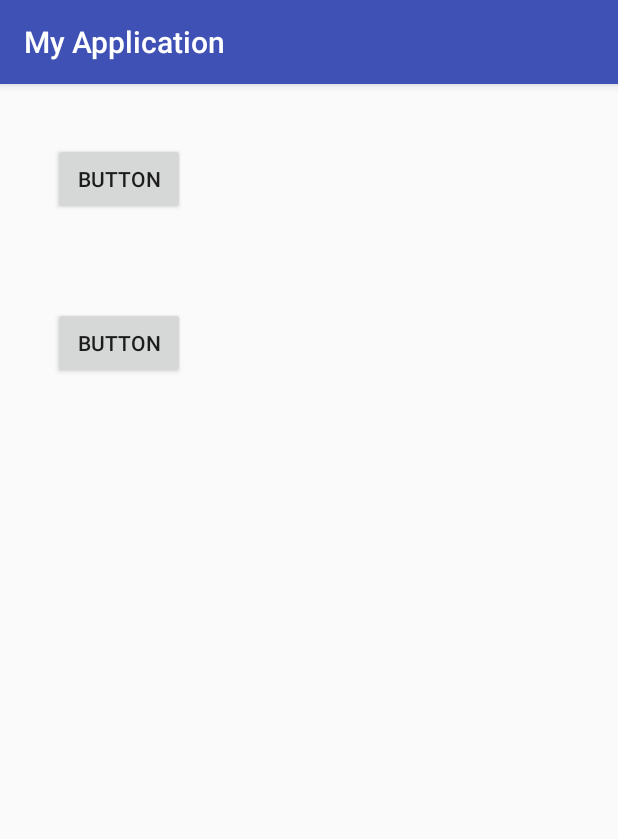
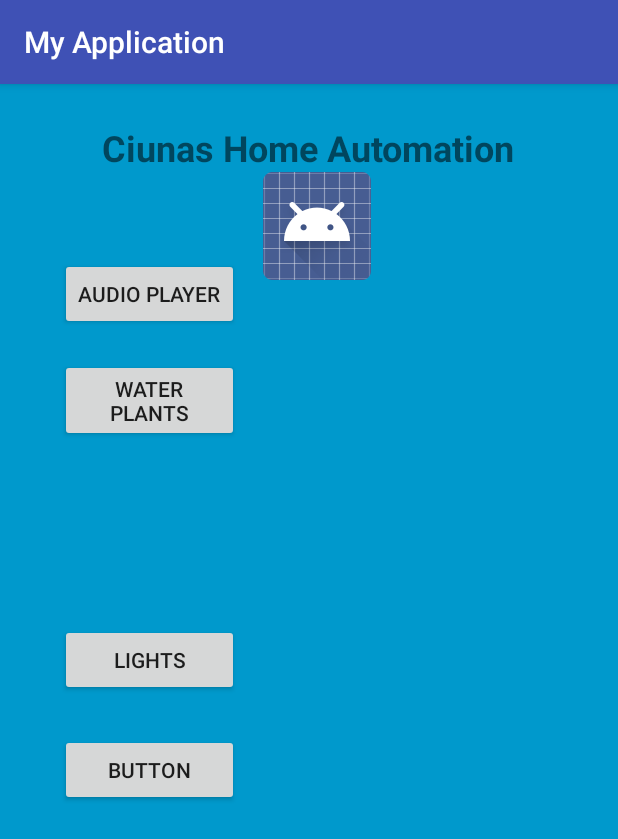
Before and after one commit to Ciunas/homeAutomation, an Android app: the screen it shows after launch (MainActivity), after a tap on "BUTTON", on a phone screen of 412 x 824 dp. Shown: the top 839 px of the screen. Run offline under Robolectric (Android 15) with nearby library versions, the phone set to English and light mode, and no system bars.

Commit message:
created 4 Switch

```diff
--- a/MyApplication/app/src/main/AndroidManifest.xml
+++ b/MyApplication/app/src/main/AndroidManifest.xml
@@ -12,6 +12,8 @@
             android:label="@string/app_name"
             android:supportsRtl="true"
             android:theme="@style/AppTheme">
+
+
         <activity android:name=".MainActivity">
             <intent-filter>
                 <action android:name="android.intent.action.MAIN"/>
--- a/MyApplication/app/src/main/java/com/example/ciunas/myapplication/MainActivity.java
+++ b/MyApplication/app/src/main/java/com/example/ciunas/myapplication/MainActivity.java
@@ -17,19 +17,24 @@ public class MainActivity extends AppCompatActivity {
     //public static final String URL = "http://localhost:25000";
     Button button1;
     Button button2;
+    Button button3;
+    Button button4;
+    static  int buttNum = 2;
+
 
     @Override
     protected void onCreate(Bundle savedInstanceState) {
         super.onCreate(savedInstanceState);
         setContentView(R.layout.activity_main);
 
-        //Start service
+        //Button 2
         button2 = (Button) findViewById(R.id.button2);
         button2.setVisibility(View.VISIBLE);
         button2.setOnClickListener(new View.OnClickListener() {
             @Override
             public void onClick(View v) {
                 System.out.println("Running async task");
+                buttNum = 3;
                 FetchData task = new FetchData();
                 task.execute();
             }
@@ -37,19 +42,44 @@ public class MainActivity extends AppCompatActivity {
 
 
 
-        //Start service
+        //Button 1
         button1 = (Button) findViewById(R.id.button1);
         button1.setVisibility(View.VISIBLE);
         button1.setOnClickListener(new View.OnClickListener() {
             @Override
             public void onClick(View v) {
+                buttNum = 2;
+                FetchData task = new FetchData();
+                task.execute();
+            }
+        });
 
+        //Button 3
+        button3 = (Button) findViewById(R.id.button3);
+        button3.setVisibility(View.VISIBLE);
+        button3.setOnClickListener(new View.OnClickListener() {
+            @Override
+            public void onClick(View v) {
+                buttNum = 4;
+                FetchData task = new FetchData();
+                task.execute();
+            }
+        });
 
+        //Button 4
+        button4 = (Button) findViewById(R.id.button4);
+        button4.setVisibility(View.VISIBLE);
+        button4.setOnClickListener(new View.OnClickListener() {
+            @Override
+            public void onClick(View v) {
+                buttNum = 5;
+                FetchData task = new FetchData();
+                task.execute();
             }
         });
     }
 
-    private class FetchData extends AsyncTask<Void, Void, String> {
+    private class FetchData extends AsyncTask< Void, Void, String > {
 
         @Override
         protected String doInBackground(Void... params) {
@@ -63,7 +93,7 @@ public class MainActivity extends AppCompatActivity {
             System.out.println("running async");
             try {
                 // Construct the URL
-                java.net.URL url = new java.net.URL("http://192.168.1.24:1989");
+                java.net.URL url = new java.net.URL("http://192.168.10.2/?hex=0x" + buttNum);
 
                 // Create the request to server, and open the connection
                 urlConnection = (HttpURLConnection) url.openConnection();
--- a/MyApplication/app/src/main/res/layout/activity_main.xml
+++ b/MyApplication/app/src/main/res/layout/activity_main.xml
@@ -1,7 +1,7 @@
 <?xml version="1.0" encoding="utf-8"?>
 <RelativeLayout
         xmlns:android="http://schemas.android.com/apk/res/android"
-        xmlns:tools="http://schemas.android.com/tools"
+        xmlns:app="http://schemas.android.com/apk/res-auto" xmlns:tools="http://schemas.android.com/tools"
         android:id="@+id/activity_main"
         android:layout_width="match_parent"
         android:layout_height="match_parent"
@@ -9,17 +9,48 @@
         android:paddingRight="@dimen/activity_horizontal_margin"
         android:paddingTop="@dimen/activity_vertical_margin"
         android:paddingBottom="@dimen/activity_vertical_margin"
+        android:background="@android:color/holo_blue_dark"
         tools:context="com.example.ciunas.myapplication.MainActivity">
 
     <Button
-            android:text="@string/button"
+            android:text="@string/audio_player"
             android:layout_width="wrap_content"
-            android:layout_height="wrap_content" android:layout_alignParentTop="true"
-            android:layout_alignParentStart="true" android:layout_marginStart="19dp" android:layout_marginTop="23dp"
-            android:id="@+id/button1"/>
+            android:layout_height="wrap_content"
+            android:layout_marginStart="24dp" android:layout_marginTop="57dp"
+            android:id="@+id/button1"
+            tools:ignore="UnknownId" android:layout_below="@+id/textView2" android:layout_alignParentStart="true"
+            android:textAlignment="center"/>
     <Button
-            android:text="@string/button1"
+            android:text="@string/water_plants"
             android:layout_width="wrap_content"
-            android:layout_height="wrap_content" android:layout_below="@+id/button1"
-            android:layout_alignEnd="@+id/button1" android:layout_marginTop="61dp" android:id="@+id/button2"/>
+            android:layout_height="wrap_content"
+            android:layout_marginTop="19dp" android:id="@+id/button2" android:layout_below="@+id/button1"
+            android:layout_alignStart="@+id/button1" android:layout_alignEnd="@+id/button1"/>
+    <Button
+            android:text="@string/lights"
+            android:layout_width="wrap_content"
+            android:layout_height="wrap_content"
+            android:id="@+id/button3" android:layout_centerVertical="true" android:layout_alignStart="@+id/button2"
+            android:layout_alignEnd="@+id/button2"/>
+    <Button
+            android:text="@string/button2"
+            android:layout_width="wrap_content"
+            android:layout_height="wrap_content"
+            android:layout_marginTop="25dp" android:id="@+id/button4" android:layout_below="@+id/button3"
+            android:layout_alignStart="@+id/button3" android:layout_alignEnd="@+id/button3"/>
+    <TextView
+            android:text="@string/ciunas_home_automation1"
+            android:layout_width="wrap_content"
+            android:layout_height="wrap_content"
+            android:layout_marginTop="10dp"
+            android:id="@+id/textView2"
+            android:textSize="24sp" android:textStyle="normal|bold" android:textAlignment="center"
+            android:layout_alignParentTop="true" android:layout_centerHorizontal="true"/>
+    <ImageView
+            android:layout_width="wrap_content"
+            android:layout_height="wrap_content" app:srcCompat="@android:drawable/sym_def_app_icon"
+            android:id="@+id/imageView"
+            android:contentDescription=""
+            tools:ignore="ContentDescription" android:layout_below="@+id/textView2"
+            android:layout_toEndOf="@+id/button1" android:layout_marginStart="16dp"/>
 </RelativeLayout>
--- a/MyApplication/app/src/main/res/values/strings.xml
+++ b/MyApplication/app/src/main/res/values/strings.xml
@@ -2,4 +2,12 @@
     <string name="app_name">My Application</string>
     <string name="button">Button</string>
     <string name="button1">Button</string>
+    <string name="button2">Button</string>
+    <string name="button3">Button</string>
+    <string name="name">Name</string>
+    <string name="ciunas_home_automation">Ciunas Home Automation</string>
+    <string name="ciunas_home_automation1">Ciunas Home Automation</string>
+    <string name="audio_player">Audio PLayer</string>
+    <string name="lights">Lights</string>
+    <string name="water_plants">Water Plants</string>
 </resources>
```
